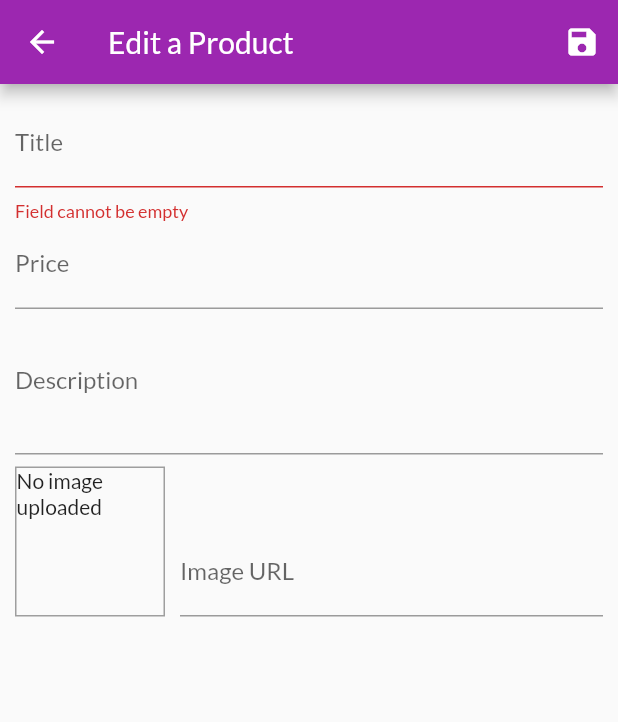
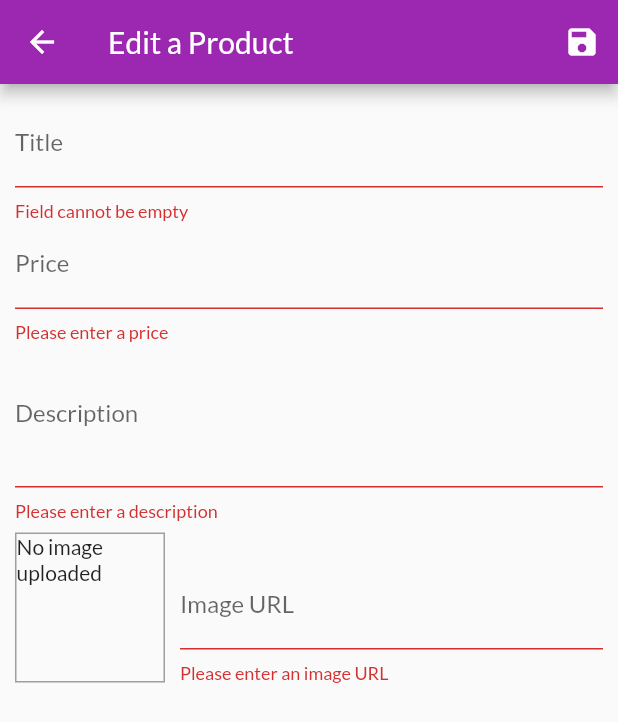
Before and after one commit to Isaacobuya5/shop_mobile_app, a Flutter app: the EditProductScreen screen opened by its route, after a tap on the "save" icon, on a phone screen of 412 x 824 dp. Shown: the top 722 px of the screen. Run offline on Flutter 3.47's test engine with Material 2 defaults, Android fonts, the phone set to English and light mode, and no system bars; network calls fail.

```diff
--- a/lib/screens/EditProductScreen.dart
+++ b/lib/screens/EditProductScreen.dart
@@ -44,6 +44,13 @@ super.dispose();
 
 void _updateImageUrl() {
   if (!_imageUrlFocusNode.hasFocus) {
+     if (
+     (!_imageUrlController.text.startsWith("http") && !_imageUrlController.text.startsWith("https")) ||
+      (!_imageUrlController.text.endsWith(".jpg") && !_imageUrlController.text.endsWith(".png") &&
+      !_imageUrlController.text.endsWith(".jpeg"))) {
+       return;
+     }
+
   setState(() {});
 }
 }
@@ -114,6 +121,19 @@ void _saveForm() {
               textInputAction: TextInputAction.next,
               keyboardType: TextInputType.number,
               focusNode: _priceFocusNode,
+              validator: (value) {
+                if (value.isEmpty) {
+                  return "Please enter a price";
+                }
+                if (double.tryParse(value) == null){
+                  return "Please enter a valid";
+                }
+                if (double.parse(value) <= 0) {
+                  return "Please enter a value greater than zero";
+                }
+
+                return null;
+              },
               onFieldSubmitted: (_) {
                 FocusScope.of(context).requestFocus(_descriptionFocusNode);
               },
@@ -134,6 +154,16 @@ void _saveForm() {
               keyboardType: TextInputType.multiline,
               maxLines: 3,
               focusNode: _descriptionFocusNode,
+              validator: (value) {
+                if (value.isEmpty) {
+                  return "Please enter a description";
+                }
+                if (value.length < 10) {
+                  return "Please enter a longer description";
+                }
+
+                return null;
+              },
               onSaved: (value){
                _editedProduct = Product(
                   id: null,
@@ -174,6 +204,21 @@ void _saveForm() {
                       onFieldSubmitted: (_) {
                         _saveForm();
                       },
+                validator: (value) {
+                  if (value.isEmpty) {
+                    return "Please enter an image URL";
+                  }
+
+                  if (!value.startsWith("http") && !value.startsWith("https")) {
+                    return "Please enter a valid URL";
+                  }
+
+                  if (!value.endsWith(".jpg") && !value.endsWith(".png") && !value.endsWith(".jpeg")) {
+                    return "Please enter a valid image URL";
+                  }
+
+                  return null;
+                },
                 onSaved: (value){
                _editedProduct = Product(
                   id: null,
```
Also changed, not shown: lib/providers/products.dart (+13 -1 lines).
